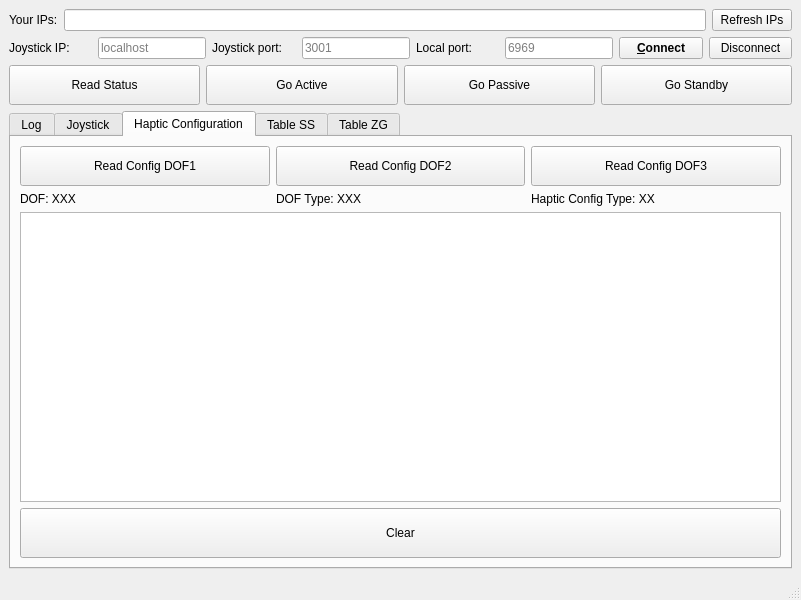
Before: the Qt Designer form src/main_window.ui in gianmaria/smarter-gui-demo, drawn with Qt 5.
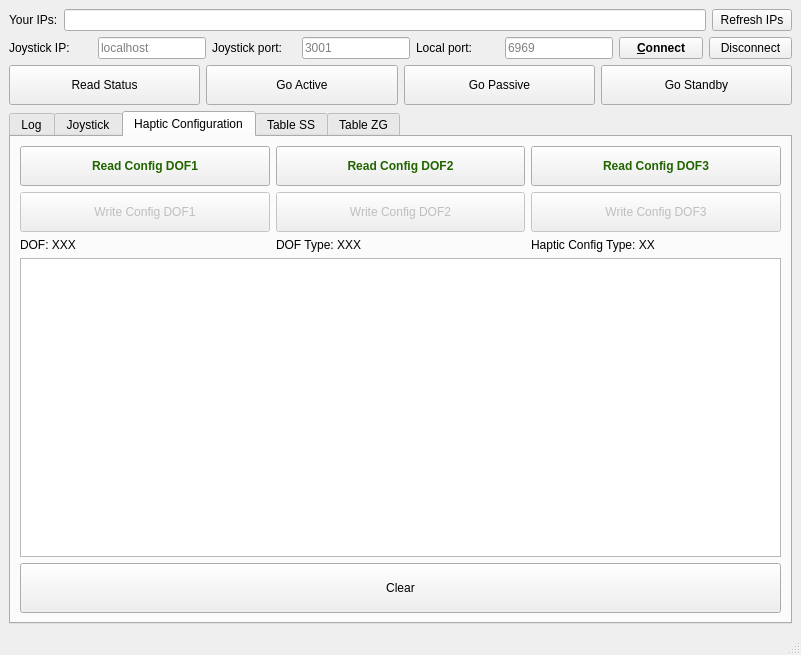
After: the same form once the commit is applied. The open tabs and pages were chosen to show the change. Custom widgets are drawn as their Qt base class.

Commit message: when converting to json leave dof_type and dof to int and not to string

The edit to the form file:
```diff
--- a/src/main_window.ui
+++ b/src/main_window.ui
@@ -7,7 +7,7 @@
     <x>0</x>
     <y>0</y>
     <width>801</width>
-    <height>600</height>
+    <height>655</height>
    </rect>
   </property>
   <property name="windowTitle">
@@ -534,34 +534,13 @@
        <attribute name="title">
         <string>Haptic Configuration</string>
        </attribute>
-       <layout class="QGridLayout" name="gridLayout_2">
-        <item row="0" column="0">
          <layout class="QVBoxLayout" name="verticalLayout_3">
           <item>
-           <layout class="QHBoxLayout" name="horizontalLayout_2">
-            <item>
-             <widget class="QPushButton" name="pb_read_config_dof_1">
-              <property name="sizePolicy">
-               <sizepolicy hsizetype="Minimum" vsizetype="Preferred">
-                <horstretch>0</horstretch>
-                <verstretch>0</verstretch>
-               </sizepolicy>
-              </property>
-              <property name="minimumSize">
-               <size>
-                <width>0</width>
-                <height>40</height>
-               </size>
-              </property>
-              <property name="text">
-               <string>Read Config DOF1</string>
-              </property>
-             </widget>
-            </item>
-            <item>
+         <layout class="QGridLayout" name="gridLayout_2">
+          <item row="0" column="1">
              <widget class="QPushButton" name="pb_read_config_dof_2">
               <property name="sizePolicy">
-               <sizepolicy hsizetype="Minimum" vsizetype="Preferred">
+             <sizepolicy hsizetype="Expanding" vsizetype="Preferred">
                 <horstretch>0</horstretch>
                 <verstretch>0</verstretch>
                </sizepolicy>
@@ -572,15 +551,21 @@
                 <height>40</height>
                </size>
               </property>
+            <property name="styleSheet">
+             <string notr="true">QPushButton {
+  color: rgb(33, 100, 0);
+  font: bold;
+}</string>
+            </property>
               <property name="text">
                <string>Read Config DOF2</string>
               </property>
              </widget>
             </item>
-            <item>
+          <item row="0" column="2">
              <widget class="QPushButton" name="pb_read_config_dof_3">
               <property name="sizePolicy">
-               <sizepolicy hsizetype="Minimum" vsizetype="Preferred">
+             <sizepolicy hsizetype="Expanding" vsizetype="Preferred">
                 <horstretch>0</horstretch>
                 <verstretch>0</verstretch>
                </sizepolicy>
@@ -591,11 +576,129 @@
                 <height>40</height>
                </size>
               </property>
+            <property name="styleSheet">
+             <string notr="true">QPushButton {
+  color: rgb(33, 100, 0);
+  font: bold;
+}</string>
+            </property>
               <property name="text">
                <string>Read Config DOF3</string>
               </property>
              </widget>
             </item>
+          <item row="0" column="0">
+           <widget class="QPushButton" name="pb_read_config_dof_1">
+            <property name="sizePolicy">
+             <sizepolicy hsizetype="Expanding" vsizetype="Preferred">
+              <horstretch>0</horstretch>
+              <verstretch>0</verstretch>
+             </sizepolicy>
+            </property>
+            <property name="minimumSize">
+             <size>
+              <width>0</width>
+              <height>40</height>
+             </size>
+            </property>
+            <property name="styleSheet">
+             <string notr="true">QPushButton {
+  color: rgb(33, 100, 0);
+  font: bold;
+}</string>
+            </property>
+            <property name="text">
+             <string>Read Config DOF1</string>
+            </property>
+           </widget>
+          </item>
+          <item row="1" column="0">
+           <widget class="QPushButton" name="pb_write_config_dof_1">
+            <property name="enabled">
+             <bool>false</bool>
+            </property>
+            <property name="sizePolicy">
+             <sizepolicy hsizetype="Expanding" vsizetype="Preferred">
+              <horstretch>0</horstretch>
+              <verstretch>0</verstretch>
+             </sizepolicy>
+            </property>
+            <property name="minimumSize">
+             <size>
+              <width>0</width>
+              <height>40</height>
+             </size>
+            </property>
+            <property name="styleSheet">
+             <string notr="true">QPushButton:hover {
+  color:  rgb(250, 0, 0);
+  font: bold;
+}
+</string>
+            </property>
+            <property name="text">
+             <string>Write Config DOF1</string>
+            </property>
+           </widget>
+          </item>
+          <item row="1" column="1">
+           <widget class="QPushButton" name="pb_write_config_dof_2">
+            <property name="enabled">
+             <bool>false</bool>
+            </property>
+            <property name="sizePolicy">
+             <sizepolicy hsizetype="Expanding" vsizetype="Preferred">
+              <horstretch>0</horstretch>
+              <verstretch>0</verstretch>
+             </sizepolicy>
+            </property>
+            <property name="minimumSize">
+             <size>
+              <width>0</width>
+              <height>40</height>
+             </size>
+            </property>
+            <property name="styleSheet">
+             <string notr="true">QPushButton:hover {
+  color:  rgb(250, 0, 0);
+  font: bold;
+}
+</string>
+            </property>
+            <property name="text">
+             <string>Write Config DOF2</string>
+            </property>
+           </widget>
+          </item>
+          <item row="1" column="2">
+           <widget class="QPushButton" name="pb_write_config_dof_3">
+            <property name="enabled">
+             <bool>false</bool>
+            </property>
+            <property name="sizePolicy">
+             <sizepolicy hsizetype="Expanding" vsizetype="Preferred">
+              <horstretch>0</horstretch>
+              <verstretch>0</verstretch>
+             </sizepolicy>
+            </property>
+            <property name="minimumSize">
+             <size>
+              <width>0</width>
+              <height>40</height>
+             </size>
+            </property>
+            <property name="styleSheet">
+             <string notr="true">QPushButton:hover {
+  color:  rgb(250, 0, 0);
+  font: bold;
+}
+</string>
+            </property>
+            <property name="text">
+             <string>Write Config DOF3</string>
+            </property>
+           </widget>
+          </item>
            </layout>
           </item>
           <item>
@@ -626,7 +729,7 @@
           <item>
            <widget class="QPlainTextEdit" name="te_haptic_conf">
             <property name="readOnly">
-             <bool>true</bool>
+           <bool>false</bool>
             </property>
             <property name="plainText">
              <string/>
@@ -636,9 +739,7 @@
             </property>
            </widget>
           </item>
-         </layout>
-        </item>
-        <item row="1" column="0">
+        <item>
          <widget class="QPushButton" name="pb_clear_haptic_conf">
           <property name="sizePolicy">
            <sizepolicy hsizetype="Preferred" vsizetype="Preferred">
```
Left out of the diff: 33 changed lines with no effect on the pictures. Lines whose indentation alone changed are shown as unchanged. The commit also changes 2 other files.
